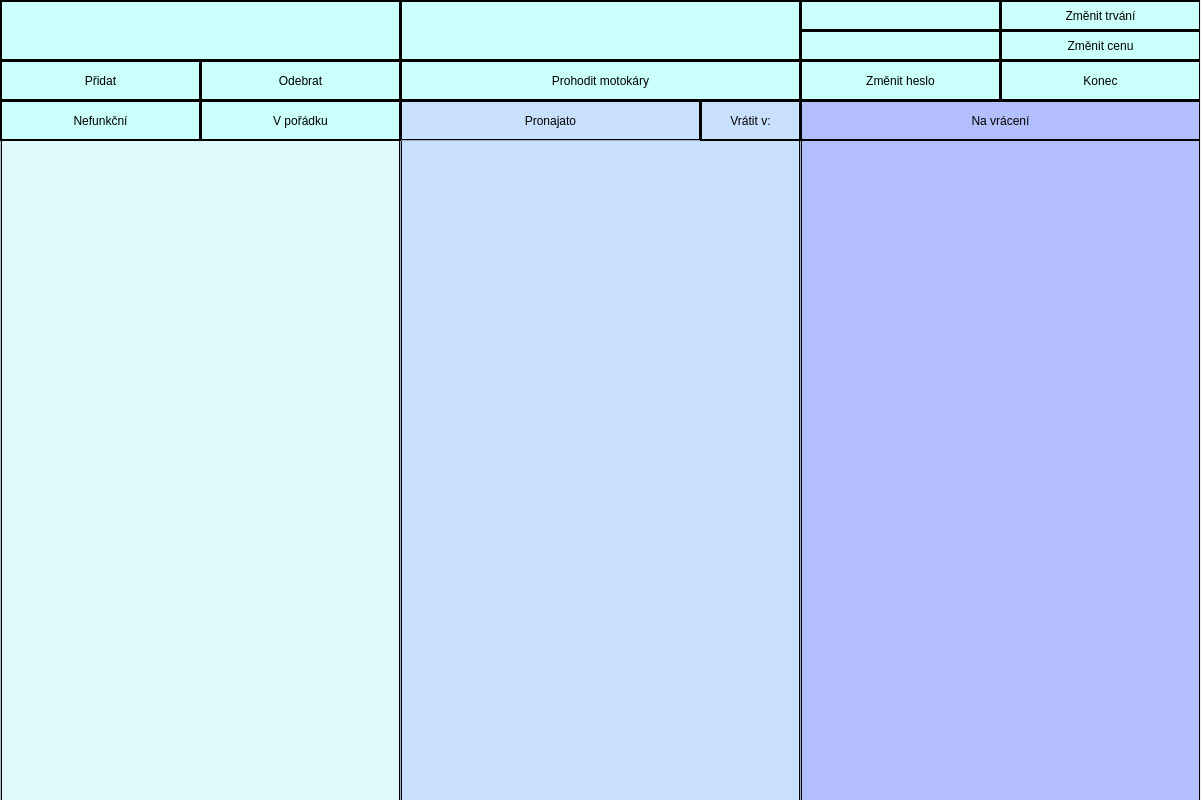
Qt form mainscreen.ui (DavidSfullstack/MaturitaProjekt) before a commit.
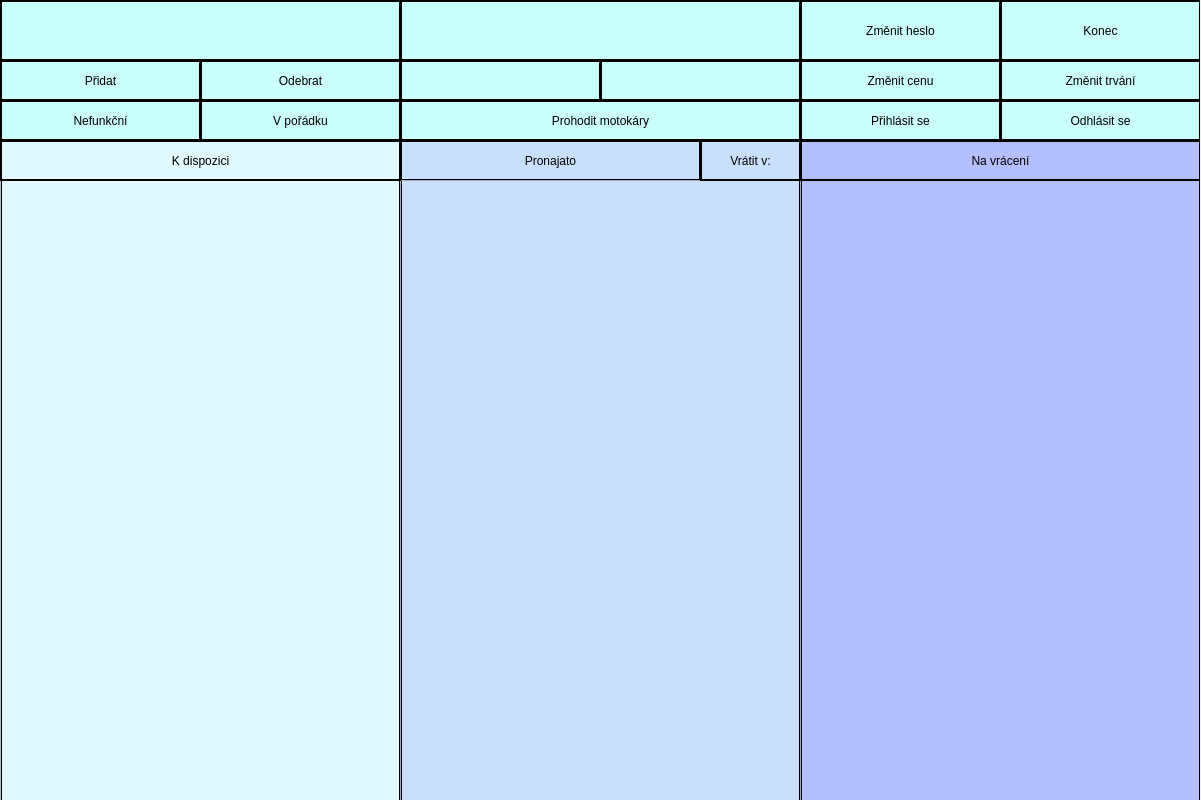
The same form after that commit.

Patch:
```diff
--- a/mainscreen.ui
+++ b/mainscreen.ui
@@ -35,9 +35,9 @@
     <property name="geometry">
      <rect>
       <x>800</x>
-      <y>140</y>
+      <y>180</y>
       <width>401</width>
-      <height>661</height>
+      <height>621</height>
      </rect>
     </property>
     <property name="styleSheet">
@@ -50,9 +50,9 @@
     <property name="geometry">
      <rect>
       <x>1000</x>
-      <y>60</y>
+      <y>0</y>
       <width>201</width>
-      <height>41</height>
+      <height>61</height>
      </rect>
     </property>
     <property name="styleSheet">
@@ -94,9 +94,9 @@
     <property name="geometry">
      <rect>
       <x>0</x>
-      <y>140</y>
+      <y>180</y>
       <width>401</width>
-      <height>661</height>
+      <height>621</height>
      </rect>
     </property>
     <property name="styleSheet">
@@ -109,7 +109,7 @@
     <property name="geometry">
      <rect>
       <x>400</x>
-      <y>100</y>
+      <y>140</y>
       <width>301</width>
       <height>41</height>
      </rect>
@@ -131,7 +131,7 @@
     <property name="geometry">
      <rect>
       <x>800</x>
-      <y>100</y>
+      <y>140</y>
       <width>401</width>
       <height>41</height>
      </rect>
@@ -153,9 +153,9 @@
     <property name="geometry">
      <rect>
       <x>400</x>
-      <y>140</y>
+      <y>180</y>
       <width>401</width>
-      <height>661</height>
+      <height>621</height>
      </rect>
     </property>
     <property name="styleSheet">
@@ -291,10 +291,10 @@
    <widget class="QPushButton" name="pricebutton">
     <property name="geometry">
      <rect>
-      <x>1000</x>
-      <y>30</y>
+      <x>800</x>
+      <y>60</y>
       <width>201</width>
-      <height>31</height>
+      <height>41</height>
      </rect>
     </property>
     <property name="styleSheet">
@@ -318,9 +318,9 @@
     <property name="geometry">
      <rect>
       <x>1000</x>
-      <y>0</y>
+      <y>60</y>
       <width>201</width>
-      <height>31</height>
+      <height>41</height>
      </rect>
     </property>
     <property name="styleSheet">
@@ -344,7 +344,7 @@
     <property name="geometry">
      <rect>
       <x>400</x>
-      <y>60</y>
+      <y>100</y>
       <width>401</width>
       <height>41</height>
      </rect>
@@ -370,9 +370,9 @@
     <property name="geometry">
      <rect>
       <x>800</x>
-      <y>60</y>
+      <y>0</y>
       <width>201</width>
-      <height>41</height>
+      <height>61</height>
      </rect>
     </property>
     <property name="styleSheet">
@@ -395,10 +395,10 @@
    <widget class="QLabel" name="currentduration">
     <property name="geometry">
      <rect>
-      <x>800</x>
-      <y>0</y>
+      <x>400</x>
+      <y>60</y>
       <width>201</width>
-      <height>31</height>
+      <height>41</height>
      </rect>
     </property>
     <property name="styleSheet">
@@ -413,10 +413,10 @@
    <widget class="QLabel" name="currentprice">
     <property name="geometry">
      <rect>
-      <x>800</x>
-      <y>30</y>
+      <x>600</x>
+      <y>60</y>
       <width>201</width>
-      <height>31</height>
+      <height>41</height>
      </rect>
     </property>
     <property name="styleSheet">
@@ -432,7 +432,7 @@
     <property name="geometry">
      <rect>
       <x>700</x>
-      <y>100</y>
+      <y>140</y>
       <width>101</width>
       <height>41</height>
      </rect>
@@ -450,6 +450,80 @@
      <string>Vrátit v:</string>
     </property>
    </widget>
+   <widget class="QPushButton" name="currentlyrentedlabel_3">
+    <property name="geometry">
+     <rect>
+      <x>0</x>
+      <y>140</y>
+      <width>401</width>
+      <height>41</height>
+     </rect>
+    </property>
+    <property name="styleSheet">
+     <string notr="true">border: 2px solid black;
+font: 25pt &quot;Neogrey&quot;;
+background-color: rgb(223, 249, 253);
+
+
+
+</string>
+    </property>
+    <property name="text">
+     <string>K dispozici</string>
+    </property>
+   </widget>
+   <widget class="QPushButton" name="adminlogoutbutton">
+    <property name="geometry">
+     <rect>
+      <x>1000</x>
+      <y>100</y>
+      <width>201</width>
+      <height>41</height>
+     </rect>
+    </property>
+    <property name="styleSheet">
+     <string notr="true">QPushButton#adminlogoutbutton{
+border: 2px solid black;
+font: 13pt &quot;Neogrey&quot;;
+background-color:rgb(203, 255, 251);
+}
+QPushButton:hover#adminlogoutbutton
+{
+background-color:rgb(85, 170, 255);
+}
+
+</string>
+    </property>
+    <property name="text">
+     <string>Odhlásit se</string>
+    </property>
+   </widget>
+   <widget class="QPushButton" name="adminloginbutton">
+    <property name="geometry">
+     <rect>
+      <x>800</x>
+      <y>100</y>
+      <width>201</width>
+      <height>41</height>
+     </rect>
+    </property>
+    <property name="styleSheet">
+     <string notr="true">QPushButton#adminloginbutton{
+border: 2px solid black;
+font: 13pt &quot;Neogrey&quot;;
+background-color:rgb(203, 255, 251);
+}
+QPushButton:hover#adminloginbutton
+{
+background-color:rgb(85, 170, 255);
+}
+
+</string>
+    </property>
+    <property name="text">
+     <string>Přihlásit se</string>
+    </property>
+   </widget>
   </widget>
  </widget>
  <resources/>
```
